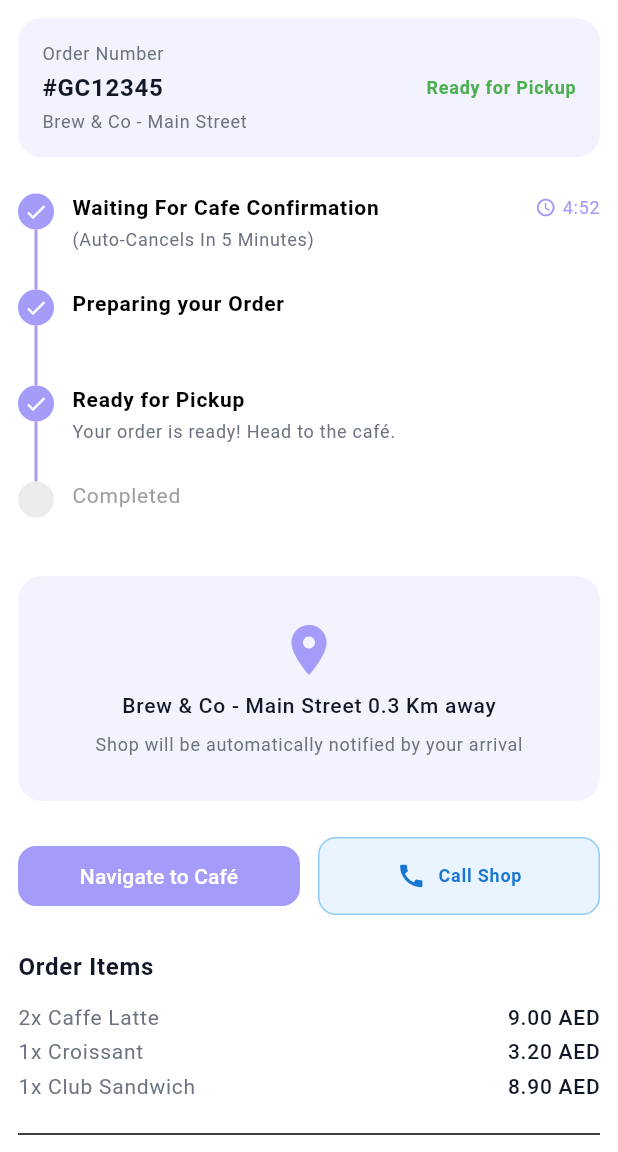
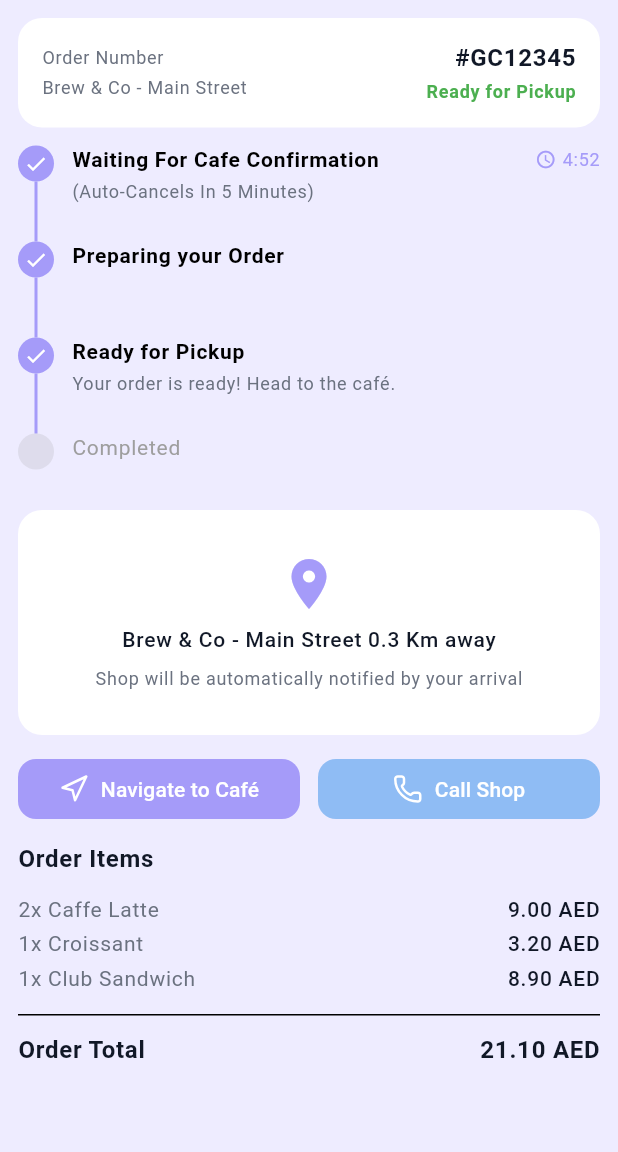
Before and after one commit to moury12/grabby-app, a Flutter app: the OrderTrackingPage screen opened by its route, on a phone screen of 412 x 824 dp, the part 84-1236 px from its top. Run offline on Flutter 3.47's test engine with Material 3 defaults, Android fonts, the phone set to English and light mode, and no system bars; our stand-ins replace bloc, cached_network_image, flutter_bloc, flutter_svg, go_router, google_maps_flutter and 1 more; network calls fail; Roboto replaces fonts that are missing (Poppins); project files that could hold a hidden picture were left out.

Commit message:
style: polish order page

```diff
--- a/lib/src/core/constants/app_static_strings.dart
+++ b/lib/src/core/constants/app_static_strings.dart
@@ -17,7 +17,9 @@ class AppStaticStrings {
   static const String emailAddressOrPhoneNumber =
       "Email Address Or Phone Number";
   static const String password = "Password";
-  static const String forgotThePassword = "Forgot the Password";
+  static const String cancelOrder = "Cancel Order";
+  static const String dontHaveAnAccount = "Don't Have an Account?";
+  static const String forgotThePassword = "Forgot Password";
   static const String logIn = "Log In";
   static const String totalPaid = "Total Paid";
   static const String carNumberSource = "Car Number Source";
@@ -59,6 +61,7 @@ class AppStaticStrings {
   static const String counter = "Counter";
   static const String home = "Home";
   static const String orders = "Orders";
+  static const String orderCanceled = "Order Canceled";
   static const String cart = "Cart";
   static const String profile = "Profile";
   static const String selectBranch = "Select Branch";
@@ -119,4 +122,15 @@ class AppStaticStrings {
   static const String navigateToCafe = "Navigate to Café";
   static const String callShop = "Call Shop";
   static const String orderItems = "Order Items";
+  static const String all = "All";
+  static const String active = "Active";
+  static const String order = "Order";
+  static const String orderDetails = "Order Details";
+  static const String cancelled = "Cancelled";
+  static const String orderCanceledDesc =
+      "The shop didn't confirm your order within the required time. Your order has been cancelled.";
+  static const String refundAsCredit =
+      "Any paid amount will be refunded as in-app credit.";
+  static const String arrivalNotificationDesc =
+      "Shop will be automatically notified by your arrival";
 }
--- a/lib/src/core/routes/app_router.dart
+++ b/lib/src/core/routes/app_router.dart
@@ -147,10 +147,10 @@ class AppRouter {
         },
       ),
       GoRoute(
-        path: RoutesPath.orderDetailsPath,
-        name: RoutesPath.orderDetailsPath,
+        path: RoutesPath.orderTrackingMapViewPath,
+        name: RoutesPath.orderTrackingMapViewPath,
         builder: (BuildContext context, GoRouterState state) {
-          return const OrderDetailsPage();
+          return const OrderTrackingMapViewPage();
         },
       ),
       GoRoute(
--- a/lib/src/core/routes/routes_path.dart
+++ b/lib/src/core/routes/routes_path.dart
@@ -19,6 +19,6 @@ class RoutesPath {
   static const String paymentSuccessPath = '/PaymentSuccessPage';
   static const String orderTrackingPath = '/OrderTrackingPage';
   static const String orderHistoryPath = '/OrderHistoryPage';
-  static const String orderDetailsPath = '/OrderDetailsPage';
+  static const String orderTrackingMapViewPath = '/OrderTrackingMapViewPage';
   static const String orderCanceledPath = '/OrderCanceledPage';
 }
--- a/lib/src/featurs/order/presentation/pages/order_tracking_page.dart
+++ b/lib/src/featurs/order/presentation/pages/order_tracking_page.dart
@@ -6,19 +6,18 @@ class OrderTrackingPage extends StatelessWidget {
   @override
   Widget build(BuildContext context) {
     return Scaffold(
-      backgroundColor: Colors.white,
       appBar: AppBar(title: const Text(AppStaticStrings.orderTracking)),
       body: SingleChildScrollView(
         padding: AppPadding.getPadding12(context),
         child: Column(
-          spacing: 24,
+          spacing: 12,
           crossAxisAlignment: CrossAxisAlignment.start,
           children: [
             // Order Info Card
             Container(
               padding: const EdgeInsets.all(16),
               decoration: BoxDecoration(
-                color: const Color(0xFFF3F2FF),
+                color: Colors.white,
                 borderRadius: BorderRadius.circular(16),
               ),
               child: const Row(
@@ -29,15 +28,11 @@ class OrderTrackingPage extends StatelessWidget {
                     spacing: 4,
                     children: [
                       CustomText(
-                        "Order Number",
+                        AppStaticStrings.orderNumber,
                         fontSize: 12,
                         color: AppColors.kSecondaryTextColor,
                       ),
-                      CustomText(
-                        "#GC12345",
-                        fontSize: 16,
-                        fontWeight: FontWeight.bold,
-                      ),
+
                       CustomText(
                         "Brew & Co - Main Street",
                         fontSize: 12,
@@ -50,7 +45,12 @@ class OrderTrackingPage extends StatelessWidget {
                     spacing: 4,
                     children: [
                       CustomText(
-                        "Ready for Pickup",
+                        "#GC12345",
+                        fontSize: 16,
+                        fontWeight: FontWeight.bold,
+                      ),
+                      CustomText(
+                        AppStaticStrings.readyForPickup,
                         fontSize: 12,
                         color: Colors.green,
                         fontWeight: FontWeight.bold,
@@ -69,7 +69,7 @@ class OrderTrackingPage extends StatelessWidget {
               height: 150,
               width: double.infinity,
               decoration: BoxDecoration(
-                color: const Color(0xFFF3F2FF),
+                color: Colors.white,
                 borderRadius: BorderRadius.circular(16),
               ),
               child: Column(
@@ -83,7 +83,7 @@ class OrderTrackingPage extends StatelessWidget {
                     fontWeight: FontWeight.w500,
                   ),
                   CustomText(
-                    "Shop will be automatically notified by your arrival",
+                    AppStaticStrings.arrivalNotificationDesc,
                     fontSize: 12,
                     color: AppColors.kSecondaryTextColor,
                   ),
@@ -98,36 +98,20 @@ class OrderTrackingPage extends StatelessWidget {
                 Expanded(
                   child: CustomButton(
                     text: AppStaticStrings.navigateToCafe,
+                    iconPath: ImagesConstant.kNavigationIcon,
                     onPressed: () {
-                      // context.push(RoutesPath.locationPath);
+                      context.push(RoutesPath.orderTrackingMapViewPath);
                     },
                   ),
                 ),
                 Expanded(
-                  child: OutlinedButton(
-                    onPressed: () {},
-                    style: OutlinedButton.styleFrom(
-                      padding: const EdgeInsets.symmetric(vertical: 16),
-                      side: const BorderSide(color: Color(0xFF90CAF9)),
-                      shape: RoundedRectangleBorder(
-                        borderRadius: BorderRadius.circular(12),
-                      ),
-                      backgroundColor: const Color(
-                        0xFF90CAF9,
-                      ).withValues(alpha: 0.2),
-                    ),
-                    child: const Row(
-                      mainAxisAlignment: MainAxisAlignment.center,
-                      spacing: 8,
-                      children: [
-                        Icon(Icons.call, color: Color(0xFF1976D2), size: 20),
-                        CustomText(
-                          AppStaticStrings.callShop,
-                          color: Color(0xFF1976D2),
-                          fontWeight: FontWeight.bold,
-                        ),
-                      ],
-                    ),
+                  child: CustomButton(
+                    text: AppStaticStrings.callShop,
+                    iconPath: ImagesConstant.kCallIcon,
+                    backgroundColor: AppColors.kSecondaryColor,
+                    onPressed: () {
+                      // context.push(RoutesPath.locationPath);
+                    },
                   ),
                 ),
               ],
@@ -162,7 +146,7 @@ class OrderTrackingPage extends StatelessWidget {
                     ),
                   ],
                 ),
-                const Divider(),
+                const Divider(height: 1),
                 Row(
                   mainAxisAlignment: MainAxisAlignment.spaceBetween,
                   children: [
@@ -180,6 +164,7 @@ class OrderTrackingPage extends StatelessWidget {
                 ),
               ],
             ),
+            space12H,
           ],
         ),
       ),
--- a/lib/src/featurs/order/presentation/presentation_export.dart
+++ b/lib/src/featurs/order/presentation/presentation_export.dart
@@ -1,5 +1,5 @@
 export 'pages/order_canceled_page.dart';
-export 'pages/order_details_page.dart';
+export 'pages/order_traking_map_view_page.dart';
 export 'pages/order_history_page.dart';
 export 'pages/order_tracking_page.dart';
 export 'widgets/order_card.dart';
```
Also changed, not shown: lib/src/featurs/auth/presentation/pages/login_page.dart (+29 -12 lines), lib/src/featurs/order/presentation/pages/order_canceled_page.dart (+8 -14 lines), lib/src/featurs/order/presentation/pages/order_history_page.dart (+6 -5 lines), lib/src/featurs/order/presentation/pages/order_traking_map_view_page.dart (renamed from lib/src/featurs/order/presentation/pages/order_details_page.dart, +3 -9 lines), lib/src/featurs/order/presentation/widgets/order_card.dart (+4 -25 lines).
